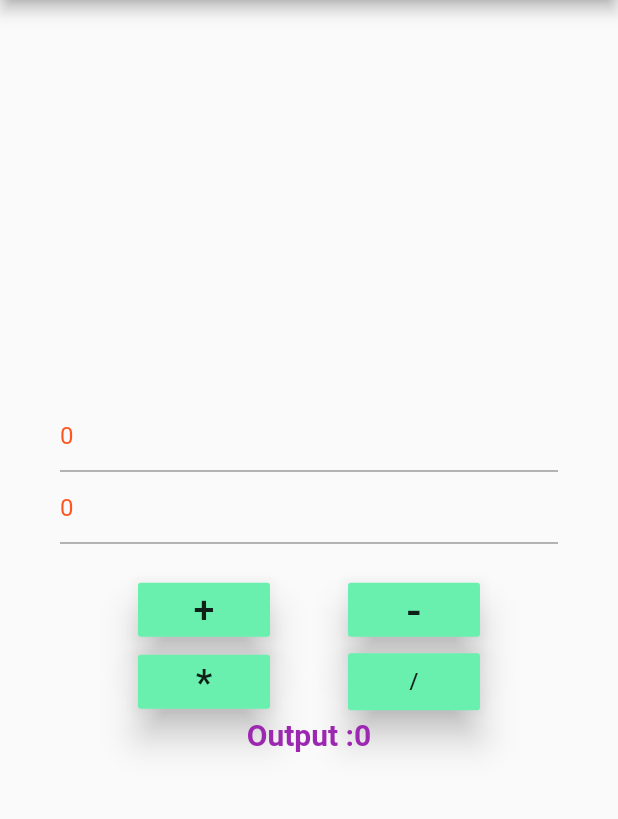
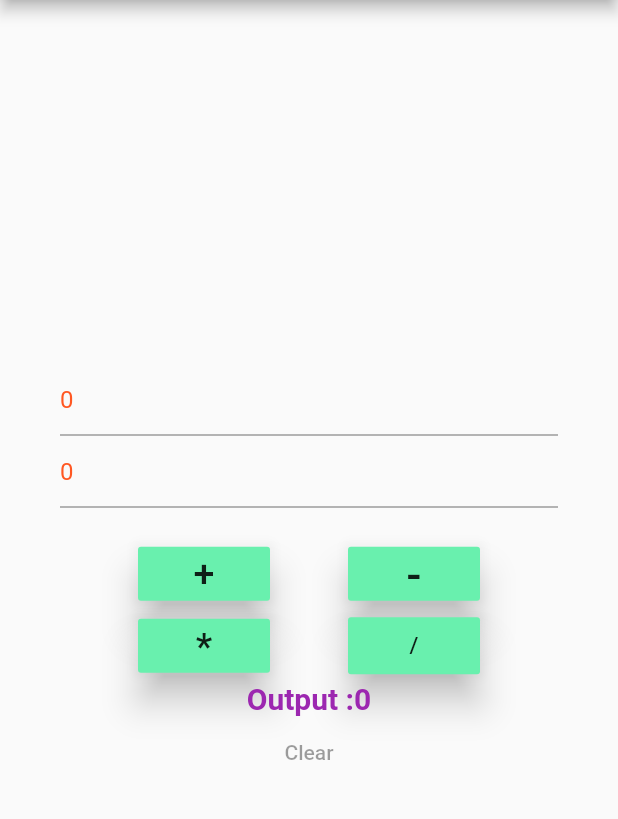
Before and after one commit to vaibhavbisht06/Calculator-Flutter, a Flutter app: the screen it shows after launch, on a phone screen of 412 x 824 dp, the part 84-903 px from its top. Run offline on Flutter 3.47's test engine with Material 2 defaults, Android fonts, the phone set to English and light mode, and no system bars.

Commit message:
Clear Button but with no fuction

```diff
--- a/calculator/lib/home_page.dart
+++ b/calculator/lib/home_page.dart
@@ -116,6 +116,15 @@ class _HomePageState extends State<HomePage> {
                   ),
                 )
               ],
+            ),
+            new Row(
+              mainAxisAlignment: MainAxisAlignment.center,
+              children: <Widget>[
+                new MaterialButton(
+                  padding: EdgeInsets.all(10.0),
+                  child: new Text("Clear"),
+                )
+              ],
             )
           ],
         )
```
